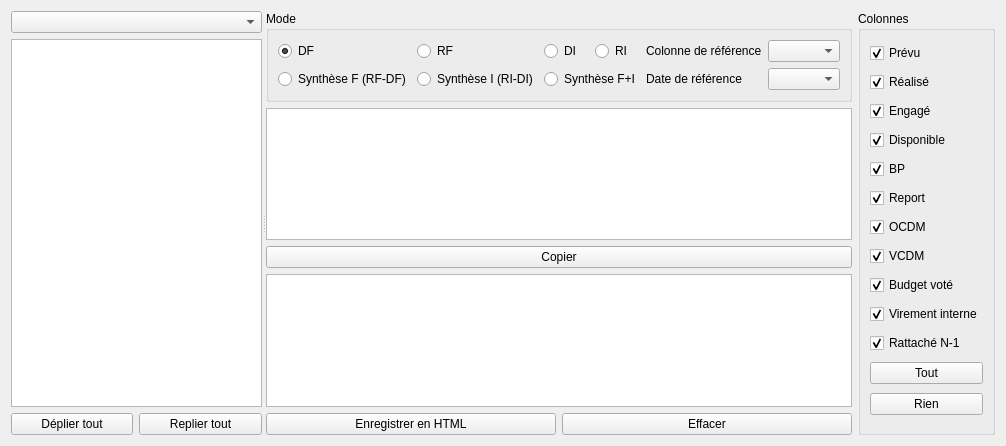
This is formreportingoverview.ui in GiPiLab/ProtonClassicSuite as Qt 5 draws it before an edit. The edited form follows.
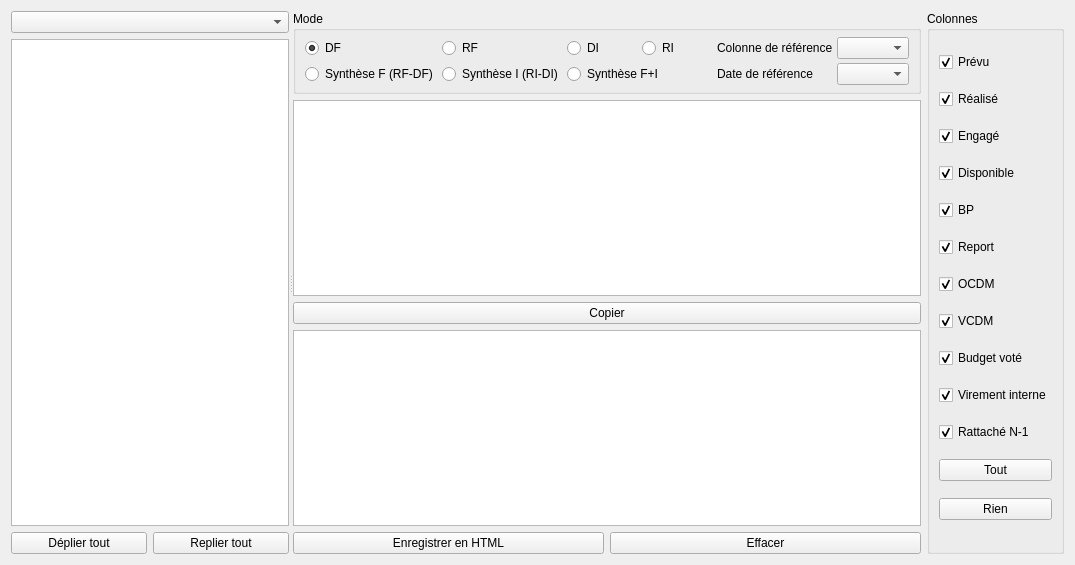
This is the edited form. Icons and pictures are not drawn.

Commit message: UI optimizations for small screens

What changed in the file:
```diff
--- a/formreportingoverview.ui
+++ b/formreportingoverview.ui
@@ -6,8 +6,8 @@
    <rect>
     <x>0</x>
     <y>0</y>
-    <width>1006</width>
-    <height>446</height>
+    <width>1075</width>
+    <height>565</height>
    </rect>
   </property>
   <property name="windowTitle">
@@ -92,6 +92,15 @@
           <string>Mode</string>
          </property>
          <layout class="QGridLayout" name="gridLayout">
+          <property name="topMargin">
+           <number>6</number>
+          </property>
+          <property name="bottomMargin">
+           <number>6</number>
+          </property>
+          <property name="spacing">
+           <number>4</number>
+          </property>
           <item row="0" column="2">
            <widget class="QRadioButton" name="radioButtonDI">
             <property name="text">
@@ -205,6 +214,9 @@
       <string>Colonnes</string>
      </property>
      <layout class="QVBoxLayout" name="verticalLayout_2">
+      <property name="spacing">
+       <number>5</number>
+      </property>
       <item>
        <widget class="QCheckBox" name="checkBoxOuverts">
         <property name="text">
```
The commit also changes 5 other files.
